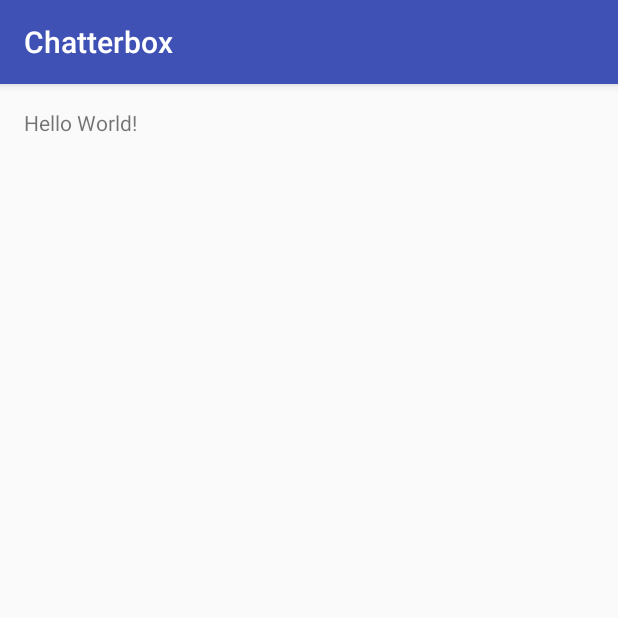
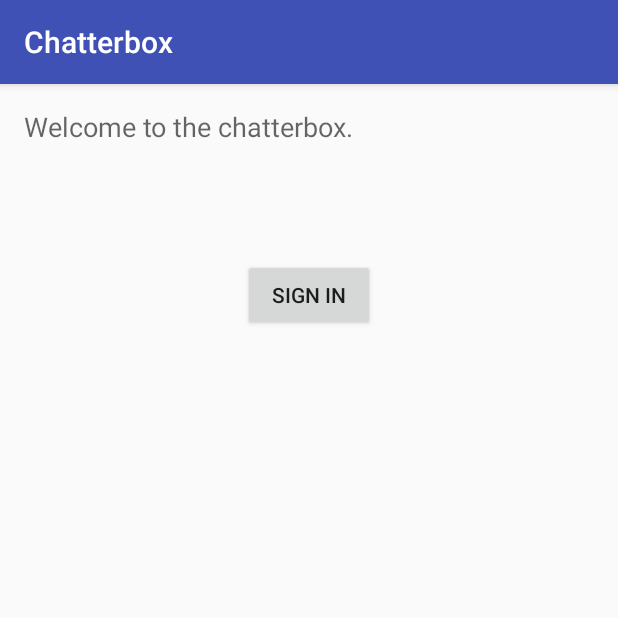
Before and after one commit to branflake2267/chatterbox, an Android app: the screen it shows after launch (MainActivity), on a phone screen of 412 x 824 dp, the top half of it. Run offline under Robolectric (Android 15) with nearby library versions, the phone set to English and light mode, and no system bars; our stand-ins replace Firebase (no records; nobody signed in at launch, a user with empty details on screens opened directly); 2 statements that could not run were skipped.

Commit message:
Working on the main activity.

```diff
--- a/android/app/src/main/java/com/gonevertical/chatterbox/MainActivity.java
+++ b/android/app/src/main/java/com/gonevertical/chatterbox/MainActivity.java
@@ -5,6 +5,8 @@ import android.content.Intent;
 import android.os.Bundle;
 import android.support.annotation.NonNull;
 import android.util.Log;
+import android.view.View;
+import android.widget.Button;
 
 import com.google.android.gms.appinvite.AppInvite;
 import com.google.android.gms.appinvite.AppInviteInvitationResult;
@@ -28,12 +30,20 @@ public class MainActivity extends BaseActivity implements GoogleApiClient.OnConn
         super.onCreate(savedInstanceState);
         setContentView(R.layout.activity_main);
 
+        Button signInButton = (Button) findViewById(R.id.mainSignInButton);
+        signInButton.setOnClickListener(new View.OnClickListener() {
+            @Override
+            public void onClick(View v) {
+                startActivity(SignInActivity.createIntent(MainActivity.this));
+            }
+        });
+
         handleDeepLink();
     }
 
     /**
      * Install and then possibly go to deep link
-     *
+     * <p>
      * http://fdl-links.appspot.com/ - create a link
      * https://developer.android.com/training/app-indexing/deep-linking.html
      */
@@ -62,21 +72,14 @@ public class MainActivity extends BaseActivity implements GoogleApiClient.OnConn
 
                                     Log.i(TAG, "handleDeepLink(): deepLink=" + deepLink + " invitationId=" + invitationId);
                                 } else {
-                                    startSignIn();
+
                                 }
                             }
                         });
     }
 
-    private void startSignIn() {
-        startActivity(new Intent(this, SignInActivity.class));
-        finish();
-    }
-
     @Override
     public void onConnectionFailed(@NonNull ConnectionResult connectionResult) {
         Log.e(TAG, "onConnectionFailed() connectionResult=" + connectionResult);
-
-        startSignIn();
     }
 }
--- a/android/app/src/main/res/layout/activity_main.xml
+++ b/android/app/src/main/res/layout/activity_main.xml
@@ -13,5 +13,21 @@
     <TextView
         android:layout_width="wrap_content"
         android:layout_height="wrap_content"
-        android:text="Hello World!"/>
+        android:textAppearance="?android:attr/textAppearanceMedium"
+        android:text="Welcome to the chatterbox."
+        android:id="@+id/textView"
+        android:layout_alignParentTop="true"
+        android:layout_alignParentLeft="true"
+        android:layout_alignParentStart="true"
+        android:layout_alignParentRight="true"
+        android:layout_alignParentEnd="true"/>
+
+    <Button
+        android:layout_width="wrap_content"
+        android:layout_height="wrap_content"
+        android:text="Sign In"
+        android:id="@+id/mainSignInButton"
+        android:layout_below="@+id/textView"
+        android:layout_centerHorizontal="true"
+        android:layout_marginTop="76dp"/>
 </RelativeLayout>
--- a/android/app/src/main/res/values/strings.xml
+++ b/android/app/src/main/res/values/strings.xml
@@ -27,7 +27,7 @@
     <string name="invite_group_message">Would you like to join my group %s?</string>
     <string name="invite_group_button_text">Yes, I want to join.</string>
     <string name="title_activity_invite_response_group">Invite Response</string>
-    <string name="action_share_group">Share Group</string>
+    <string name="action_share_group">Share</string>
     <string name="invitation_title_group">Invite Group</string>
     <string name="invitation_message_group">Would you like to join my group?</string>
 </resources>
```
Also changed, not shown: android/app/src/main/java/com/gonevertical/chatterbox/SignInActivity.java (+5 -4 lines).
